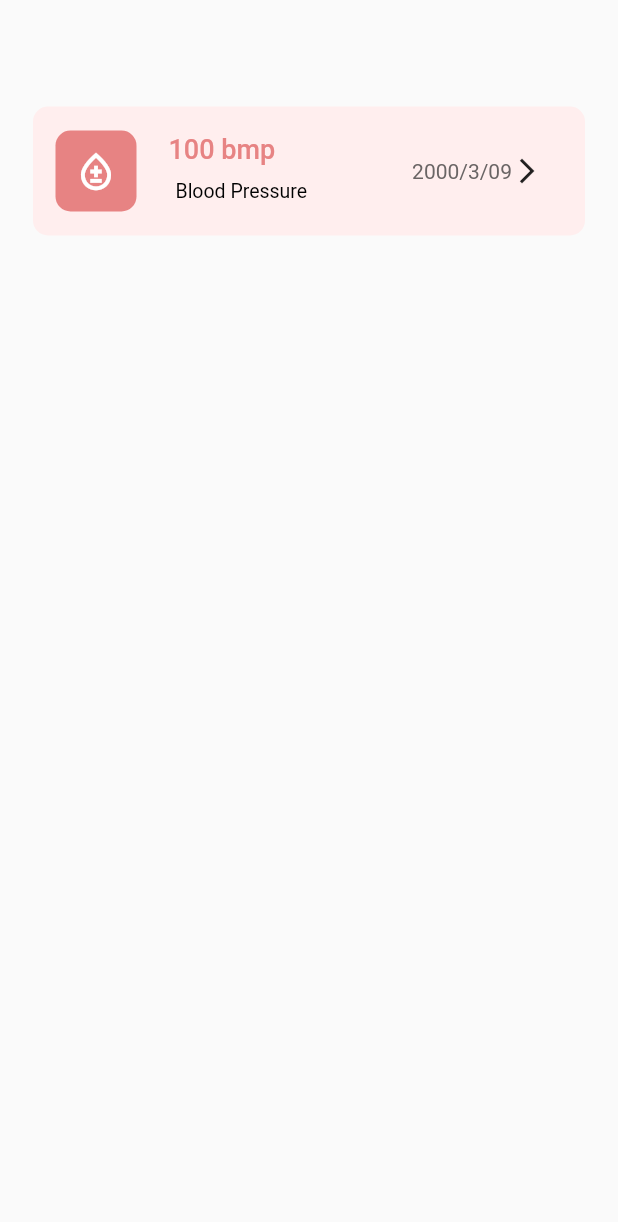
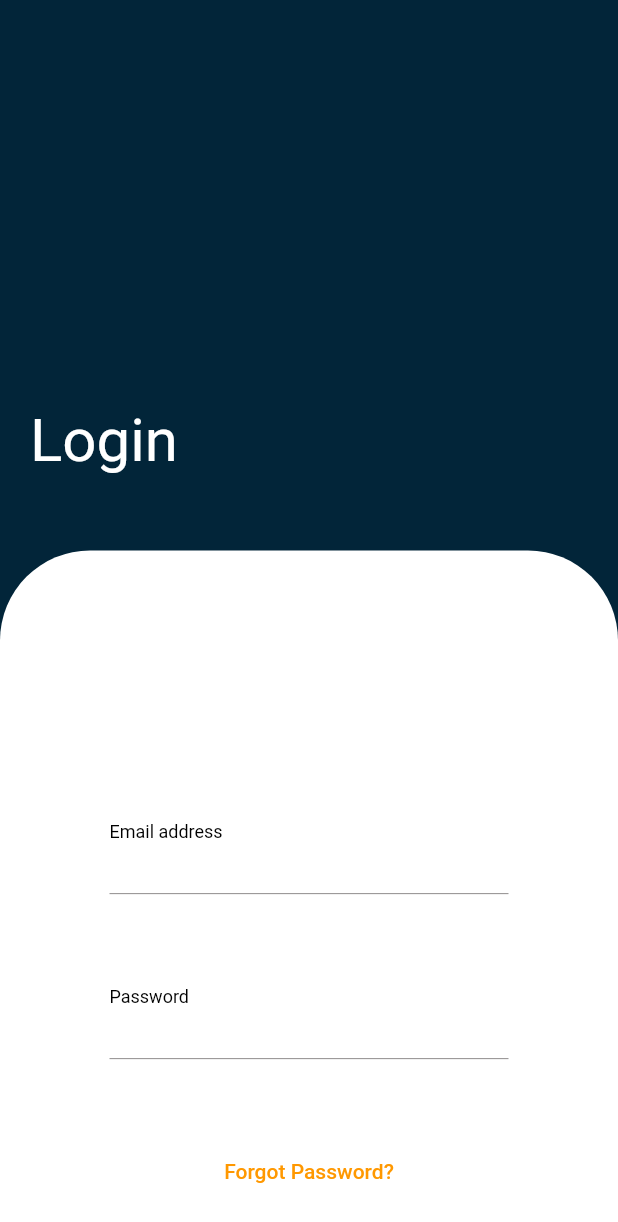
Before and after one commit to Anushastha/EnterpriseProject, a Flutter app: the screen it shows after launch, on a phone screen of 412 x 824 dp. Shown: the top 1222 px of the screen. Run offline on Flutter 3.47's test engine with Material 2 defaults, Android fonts, the phone set to English and light mode, and no system bars; our stand-ins replace firebase_auth, firebase_core; accounts and stored records are empty.

Commit message:
Login Register FP with firebase

```diff
--- a/enterprise_project/lib/features/user/login_screen.dart
+++ b/enterprise_project/lib/features/user/login_screen.dart
@@ -1,30 +1,30 @@
-import 'package:enterprise_project/custom/button/custom_button.dart';
-import 'package:flutter/material.dart';
-import 'package:flutter/src/widgets/framework.dart';
-import 'package:flutter/src/widgets/placeholder.dart';
+// import 'package:enterprise_project/custom/button/custom_button.dart';
+// import 'package:flutter/material.dart';
+// import 'package:flutter/src/widgets/framework.dart';
+// import 'package:flutter/src/widgets/placeholder.dart';
 
-import '../../custom/list/health_list.dart';
-import '../../custom/theme.dart';
+// import '../../custom/list/health_list.dart';
+// import '../../custom/theme.dart';
 
-class LoginScreen extends StatefulWidget {
-  const LoginScreen({super.key});
+// class LoginScreen extends StatefulWidget {
+//   const LoginScreen({super.key});
 
-  @override
-  State<LoginScreen> createState() => _LoginScreenState();
-}
+//   @override
+//   State<LoginScreen> createState() => _LoginScreenState();
+// }
 
-class _LoginScreenState extends State<LoginScreen> {
-  @override
-  Widget build(BuildContext context) {
-    return Scaffold(
-        body: CustomListTile(
-      cardColor: CustomTheme.lightRed,
-      iconBoxColor: CustomTheme.red,
-      title: "100 bmp",
-      titleColor: CustomTheme.red,
-      subTitle: "Blood Pressure",
-      subTitleColor: CustomTheme.textColor,
-      date: "2000/3/09",
-    ));
-  }
-}
+// class _LoginScreenState extends State<LoginScreen> {
+//   @override
+//   Widget build(BuildContext context) {
+//     return Scaffold(
+//         body: CustomListTile(
+//       cardColor: CustomTheme.lightRed,
+//       iconBoxColor: CustomTheme.red,
+//       title: "100 bmp",
+//       titleColor: CustomTheme.red,
+//       subTitle: "Blood Pressure",
+//       subTitleColor: CustomTheme.textColor,
+//       date: "2000/3/09",
+//     ));
+//   }
+// }
--- a/enterprise_project/lib/main.dart
+++ b/enterprise_project/lib/main.dart
@@ -1,3 +1,6 @@
+import 'package:enterprise_project/screens/forgotpassword.dart';
+import 'package:enterprise_project/screens/login.dart';
+import 'package:enterprise_project/screens/register.dart';
 import 'package:flutter/material.dart';
 
 import 'custom/button/custom_button.dart';
@@ -11,6 +14,7 @@ Future<void> main() async {
   await Firebase.initializeApp();
   runApp(const MyApp());
 }
+
 class MyApp extends StatelessWidget {
   const MyApp({super.key});
 
@@ -31,7 +35,13 @@ class MyApp extends StatelessWidget {
         // is not restarted.
         primarySwatch: Colors.blue,
       ),
-      home: LoginScreen(),
+      debugShowCheckedModeBanner: false,
+      initialRoute: "/login",
+      routes: {
+        "/login": (BuildContext context) => LoginScreen(),
+        "/register": (BuildContext context) => RegisterScreen(),
+        "/forgotpassword": (BuildContext context) => ForgotPassword(),
+      },
     );
   }
 }
--- /dev/null
+++ b/enterprise_project/lib/screens/login.dart
@@ -0,0 +1,138 @@
+import 'package:enterprise_project/screens/forgotpassword.dart';
+import 'package:flutter/material.dart';
+import 'package:firebase_auth/firebase_auth.dart';
+import '../custom/button/custom_button.dart';
+import '../custom/textfield/custom_textfield.dart';
+
+class LoginScreen extends StatefulWidget {
+  const LoginScreen({super.key});
+
+  @override
+  State<LoginScreen> createState() => _LoginScreenState();
+}
+
+class _LoginScreenState extends State<LoginScreen> {
+  TextEditingController email = TextEditingController();
+  TextEditingController password = TextEditingController();
+  bool showPassword = false;
+  final form = GlobalKey<FormState>();
+  final FirebaseAuth _auth = FirebaseAuth.instance;
+  Future<void> loginUser() async {
+    try {
+      final user = (await _auth.signInWithEmailAndPassword(
+              email: email.text, password: password.text))
+          .user;
+      if (user != null) {
+        Navigator.of(context).pushReplacementNamed("/dashboard");
+      }
+      if (user != null) {
+        print("Login Success");
+      }
+    } catch (e) {
+      ScaffoldMessenger.of(context)
+          .showSnackBar(SnackBar(content: Text(e.toString())));
+    }
+  }
+
+  @override
+  Widget build(BuildContext context) {
+    return Scaffold(
+      body: Container(
+        width: double.infinity,
+        decoration: BoxDecoration(
+            gradient: LinearGradient(begin: Alignment.topCenter, colors: [
+          Color(0xff022539),
+          Color(0xff022539),
+          Color(0xff022539)
+        ])),
+        child: Column(
+          crossAxisAlignment: CrossAxisAlignment.start,
+          children: <Widget>[
+            SizedBox(
+              height: 250,
+            ),
+            Padding(
+              padding: EdgeInsets.all(20),
+              child: Column(
+                crossAxisAlignment: CrossAxisAlignment.start,
+                children: <Widget>[
+                  Text(
+                    "Login",
+                    style: TextStyle(color: Colors.white, fontSize: 40),
+                  ),
+                  SizedBox(
+                    height: 10,
+                  ),
+                ],
+              ),
+            ),
+            SizedBox(height: 20),
+            Expanded(
+              child: Container(
+                decoration: BoxDecoration(
+                    color: Colors.white,
+                    borderRadius: BorderRadius.only(
+                        topLeft: Radius.circular(60),
+                        topRight: Radius.circular(60))),
+                child: SingleChildScrollView(
+                  child: Padding(
+                    padding: EdgeInsets.all(30),
+                    child: Column(
+                      children: <Widget>[
+                        SizedBox(
+                          height: 60,
+                        ),
+                        Container(
+                          child: Column(
+                            children: <Widget>[
+                              SizedBox(height: 60),
+                              CustomTextField(
+                                lableText: "Email address",
+                                hintText: "Email address",
+                                controller: email,
+                              ),
+                              SizedBox(height: 20),
+                              CustomTextField(
+                                lableText: "Password",
+                                hintText: "Password",
+                                obscureText: true,
+                                controller: password,
+                              ),
+                            ],
+                          ),
+                        ),
+                        SizedBox(
+                          height: 40,
+                        ),
+                        TextButton(
+                          onPressed: () {
+                            Navigator.of(context)
+                                .pushReplacement(MaterialPageRoute(
+                              builder: (BuildContext context) =>
+                                  ForgotPassword(),
+                            ));
+                          },
+                          child: Text(
+                            "Forgot Password?",
+                            style: TextStyle(color: Colors.orange),
+                          ),
+                        ),
+                        SizedBox(
+                          height: 40,
+                        ),
+                        CustomButton(
+                          title: "Login",
+                          onPressed: loginUser,
+                        ),
+                      ],
+                    ),
+                  ),
+                ),
+              ),
+            ),
+          ],
+        ),
+      ),
+    );
+  }
+}
```
Also changed, not shown: enterprise_project/lib/screens/forgotpassword.dart (added, +137 -0 lines), enterprise_project/lib/screens/register.dart (added, +179 -0 lines), 2 other files.
